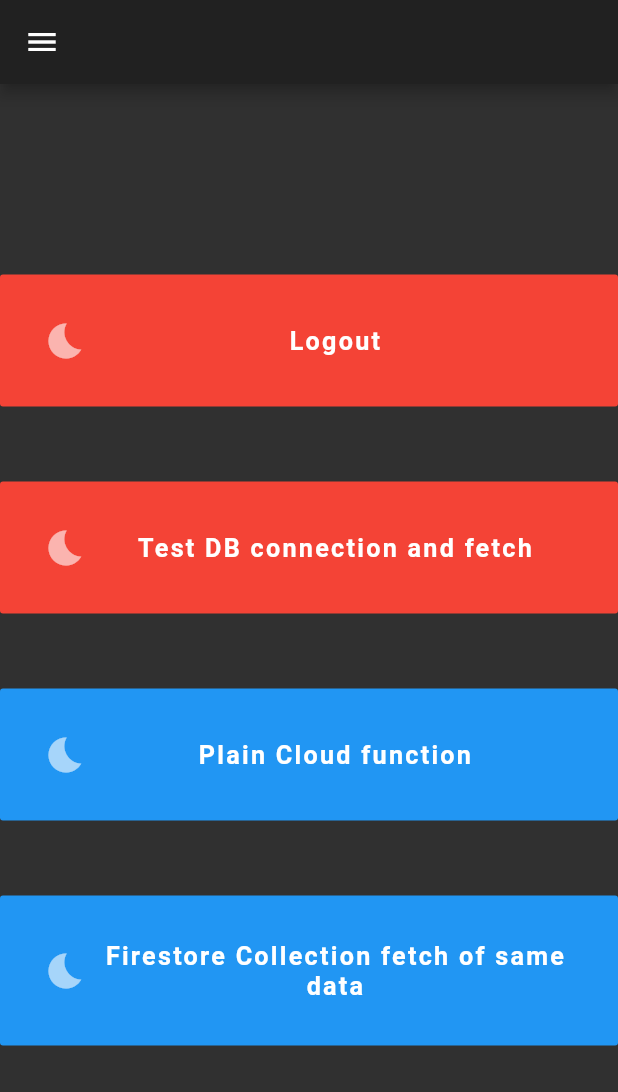
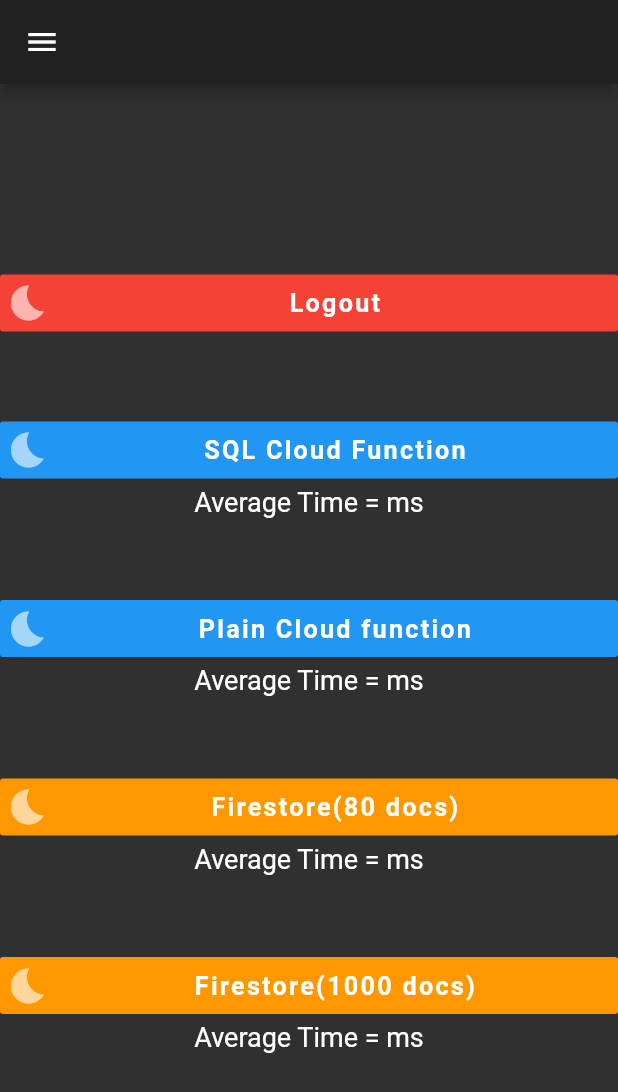
Before and after one commit to timlouw/Flutter-test, a Flutter app: the ProfileScreen screen opened by its route, on a phone screen of 412 x 824 dp. Shown: the top 1092 px of the screen. Run offline on Flutter 3.47's test engine with Material 2 defaults, Android fonts, the phone set to English and light mode, and no system bars; our stand-ins replace cloud_firestore, cloud_functions, firebase_analytics, firebase_auth, google_sign_in; accounts and stored records are empty; Roboto replaces fonts that are missing (Nunito).

Commit message:
Added profiling for the databases and cloud function calls

```diff
--- a/lib/screens/profile.dart
+++ b/lib/screens/profile.dart
@@ -1,7 +1,6 @@
 import 'package:flutter/material.dart';
 // import '../shared/shared.dart';
 import '../services/services.dart';
-import 'dart:developer';
 
 class ProfileScreen extends StatefulWidget {
   createState() => ProfileScreenState();
@@ -34,7 +33,7 @@ class ProfileScreenState extends State<ProfileScreen> {
         children: <Widget>[
           FlatButton.icon(
             color: Colors.red,
-            padding: EdgeInsets.all(30),
+            padding: EdgeInsets.all(5),
             icon: Icon(IconData(57563, fontFamily: 'MaterialIcons'), color: Colors.white60, size: 28),
             onPressed: () async {
               await auth.logout();
@@ -46,56 +45,56 @@ class ProfileScreenState extends State<ProfileScreen> {
           ),
           SizedBox(height: 50),
           FlatButton.icon(
-            color: Colors.red,
-            padding: EdgeInsets.all(30),
+            color: Colors.blue,
+            padding: EdgeInsets.all(5),
             icon: Icon(IconData(57563, fontFamily: 'MaterialIcons'), color: Colors.white60, size: 28),
             onPressed: () async {
-              // print('start');
-              // var time1 = DateTime.now();
-              var dbresult = await db.callFunction('connectANDPull');
-              // print(DateTime.now().difference(time1).inMilliseconds);
-              // print('done');
-              print(dbresult.data['recordsets'][0][0]);
-              // print(dbresult.data['recordset'].length);
+              await db.callFunction('sqlCloud');
             },
             label: Expanded(
-              child: Text('Test DB connection and fetch', textAlign: TextAlign.center, textScaleFactor: 1.2),
+              child: Text('SQL Cloud Function', textAlign: TextAlign.center, textScaleFactor: 1.2),
             ),
           ),
+          Text('Average Time = ms', textAlign: TextAlign.center),
           SizedBox(height: 50),
           FlatButton.icon(
             color: Colors.blue,
-            padding: EdgeInsets.all(30),
+            padding: EdgeInsets.all(5),
             icon: Icon(IconData(57563, fontFamily: 'MaterialIcons'), color: Colors.white60, size: 28),
             onPressed: () async {
-              print('start');
-              var time1 = DateTime.now();
-              var dbresult = await db.callFunction('roundtriptest');
-              print(DateTime.now().difference(time1).inMilliseconds);
-              print('done');
+              await db.callFunction('plainCloud');
             },
             label: Expanded(
               child: Text('Plain Cloud function', textAlign: TextAlign.center, textScaleFactor: 1.2),
             ),
           ),
+          Text('Average Time = ms', textAlign: TextAlign.center),
           SizedBox(height: 50),
           FlatButton.icon(
-            color: Colors.blue,
-            padding: EdgeInsets.all(30),
+            color: Colors.orange,
+            padding: EdgeInsets.all(5),
             icon: Icon(IconData(57563, fontFamily: 'MaterialIcons'), color: Colors.white60, size: 28),
             onPressed: () async {
-              print('start');
-              var time1 = DateTime.now();
-              var dbresult = await db.callFunction('firestorefetch');
-              print(dbresult.data['recordsets'][0].length);
-              print(dbresult.data['recordset'].length);
-              print(DateTime.now().difference(time1).inMilliseconds);
-              print('done');
+              await db.equalFirestore();
             },
             label: Expanded(
-              child: Text('Firestore Collection fetch of same data', textAlign: TextAlign.center, textScaleFactor: 1.2),
+              child: Text('Firestore(80 docs)', textAlign: TextAlign.center, textScaleFactor: 1.2),
             ),
           ),
+          Text('Average Time = ms', textAlign: TextAlign.center),
+          SizedBox(height: 50),
+          FlatButton.icon(
+            color: Colors.orange,
+            padding: EdgeInsets.all(5),
+            icon: Icon(IconData(57563, fontFamily: 'MaterialIcons'), color: Colors.white60, size: 28),
+            onPressed: () async {
+              await db.filledFirestore();
+            },
+            label: Expanded(
+              child: Text('Firestore(1000 docs)', textAlign: TextAlign.center, textScaleFactor: 1.2),
+            ),
+          ),
+          Text('Average Time = ms', textAlign: TextAlign.center),
         ],
       )
     );
```
Also changed, not shown: lib/services/database.dart (+315 -12 lines), 1 other file.
